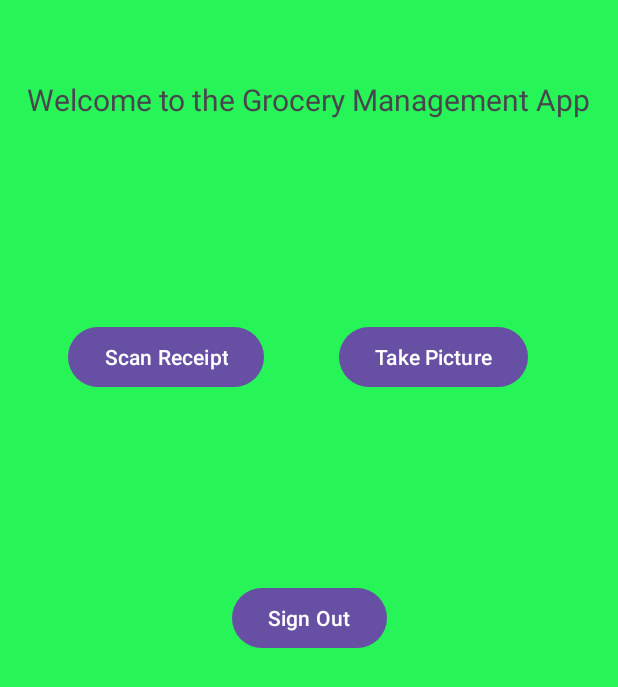
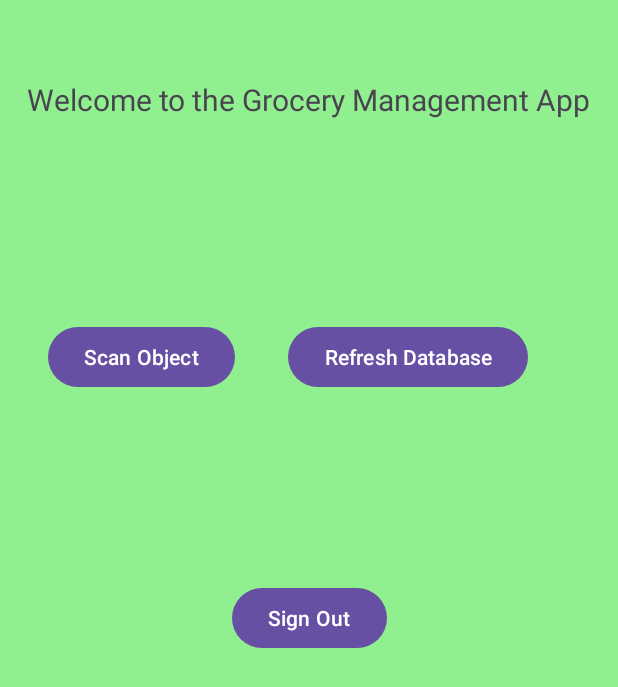
Before and after one commit to BoiBrando/GroceryApp, an Android app: the screen it shows after launch once a user with an empty profile is signed in (MainActivity), on a phone screen of 412 x 824 dp. Shown: the top 687 px of the screen. Run offline under Robolectric (Android 15) with nearby library versions, the phone set to English and light mode, and no system bars; our stand-ins replace Firebase (no records; nobody signed in at launch, a user with empty details on screens opened directly), Room's generated code; libraries missing offline, so code that uses them is left out: androidx.room3; 6 statements that could not run were skipped.

Commit message:
Added a bit of computer vision with objects in mind. Finished the master database, as well as implemented a personal database for the user. Paired the functionality of the computer vision with database adding.

```diff
--- a/app/src/main/java/com/example/grocerymanagementapp/ComputerVision.kt
+++ b/app/src/main/java/com/example/grocerymanagementapp/ComputerVision.kt
@@ -57,7 +57,10 @@ class ComputerVision {
             }
         }
 
-        val classes = arrayOf<String>("Apple", "Orange")
+        // *************************************
+        //  MUST FIX VARIABLE CLASSES AND NAMES
+        // *************************************
+        val classes = arrayOf<String>("Apple", "Orange", "Banana", "Cherry", "Watermelon")
 
         // Releases model resources if no longer used.
         model.close()
--- a/app/src/main/java/com/example/grocerymanagementapp/GroceryItem.kt
+++ b/app/src/main/java/com/example/grocerymanagementapp/GroceryItem.kt
@@ -11,4 +11,5 @@ data class GroceryItem(
     var ItemName: String,
     var Quantity: Double,
     var ExpirationDate: String,
+    var FoodType: String
 )
--- a/app/src/main/java/com/example/grocerymanagementapp/GroceryItemDAO.kt
+++ b/app/src/main/java/com/example/grocerymanagementapp/GroceryItemDAO.kt
@@ -3,6 +3,7 @@ package com.example.grocerymanagementapp
 import androidx.room3.Dao
 import androidx.room3.Insert
 import androidx.room3.Query
+import androidx.room3.Update
 
 @Dao
 interface GroceryItemDAO {
@@ -12,8 +13,17 @@ interface GroceryItemDAO {
     @Query("SELECT * FROM GroceryItem WHERE ItemID = :id")
     fun getGroceryItem(id: Int): GroceryItem
 
+    @Query("SELECT * FROM GroceryItem WHERE ItemName = :name")
+    fun getGroceryItemFromName(name: String): GroceryItem
+
     @Insert
     suspend fun insert(vararg item: GroceryItem)
 
+    @Query("UPDATE GroceryItem SET Quantity = Quantity + :addQuant")
+    fun updateItemQuantity(addQuant: Double)
+
+    @Query("SELECT ItemID FROM GroceryItem WHERE EXISTS (SELECT ItemID FROM GroceryItem WHERE ItemID = :id)")
+    fun checkIfItemExists(id: Int): Boolean
+
 
 }
--- a/app/src/main/java/com/example/grocerymanagementapp/MasterInventory.kt
+++ b/app/src/main/java/com/example/grocerymanagementapp/MasterInventory.kt
@@ -6,13 +6,13 @@ import androidx.room3.Room
 import androidx.room3.RoomDatabase
 
 @Database(
-    version = 1,
+    version = 2,
     entities = [GroceryItem :: class],
     exportSchema = false
 )
 
 abstract class MasterInventory: RoomDatabase() {
-    abstract val dao: GroceryItemDAO
+    abstract val dao: MasterInventoryDAO
 
     companion object {
         private var INSTANCE: MasterInventory? = null
@@ -29,23 +29,6 @@ abstract class MasterInventory: RoomDatabase() {
             }
         }
     }
-//    private var totalItems = 0
-//
-//    val thingy: GroceryItem = GroceryItem(ItemID = 1, ItemName = "Apple", Quantity = 2.0, ExpirationDate = "12/31/2026")
-//    fun addToDB(): Int {
-//        masterDatabase.dao.insert(thingy)
-//        masterDatabase.incrementTotal()
-//        return totalItems
-//    }
-//
-//    fun getTotalItems(): Int {
-//        return totalItems
-//    }
-//
-//    fun incrementTotal() {
-//        totalItems++
-//    }
-
 
 
 }
--- /dev/null
+++ b/app/src/main/java/com/example/grocerymanagementapp/MasterInventoryDAO.kt
@@ -0,0 +1,18 @@
+package com.example.grocerymanagementapp
+
+import androidx.room3.Dao
+import androidx.room3.Query
+
+@Dao
+interface MasterInventoryDAO {
+    @Query("SELECT * FROM GroceryItem")
+    fun getGroceryItems(): List<GroceryItem>
+
+    @Query("SELECT * FROM GroceryItem WHERE ItemID = :id")
+    fun getGroceryItem(id: Int): GroceryItem
+
+    @Query("SELECT * FROM GroceryItem WHERE ItemName = :name")
+    fun getGroceryItemFromName(name: String): GroceryItem
+
+
+}
--- /dev/null
+++ b/app/src/main/java/com/example/grocerymanagementapp/PersonalDatabase.kt
@@ -0,0 +1,34 @@
+package com.example.grocerymanagementapp
+
+import android.content.Context
+import androidx.room3.Database
+import androidx.room3.Room
+import androidx.room3.RoomDatabase
+
+@Database(
+    version = 1,
+    entities = [GroceryItem :: class],
+    exportSchema = false
+)
+
+abstract class PersonalDatabase: RoomDatabase() {
+    abstract val dao: GroceryItemDAO
+
+    companion object {
+        private var INSTANCE: PersonalDatabase? = null
+
+        fun getDatabase(context: Context): PersonalDatabase {
+            return INSTANCE ?: synchronized(this) {
+                val personalDatabase = Room.databaseBuilder(
+                    context.applicationContext,
+                    PersonalDatabase::class.java,
+                    "PersonalDatabase"
+                ).build()
+                INSTANCE = personalDatabase
+                return personalDatabase
+            }
+        }
+    }
+
+
+}
--- a/app/src/main/res/layout/activity_main.xml
+++ b/app/src/main/res/layout/activity_main.xml
@@ -5,14 +5,14 @@
     android:id="@+id/main"
     android:layout_width="match_parent"
     android:layout_height="match_parent"
-    android:background="@color/green"
+    android:background="#90F090"
     tools:context=".MainActivity">
 
     <TextView
         android:id="@+id/myTextViewWelcome"
         android:layout_width="wrap_content"
         android:layout_height="wrap_content"
-        android:text="Welcome to the Grocery Management App"
+        android:text="@string/text_view_text"
         android:textSize="20sp"
         app:layout_constraintBottom_toBottomOf="parent"
         app:layout_constraintEnd_toEndOf="parent"
@@ -24,7 +24,7 @@
         android:id="@+id/myButtonScanReceipt"
         android:layout_width="wrap_content"
         android:layout_height="wrap_content"
-        android:text="Button"
+        android:text="@string/button_text_scan_object"
         app:layout_constraintBottom_toBottomOf="parent"
         app:layout_constraintEnd_toStartOf="@+id/myButtonTakePicture"
         app:layout_constraintHorizontal_bias="0.473"
@@ -47,7 +47,7 @@
         android:layout_width="wrap_content"
         android:layout_height="wrap_content"
         android:layout_marginEnd="60dp"
-        android:text="Button"
+        android:text="@string/button_text_refresh_database"
         app:layout_constraintBottom_toBottomOf="parent"
         app:layout_constraintEnd_toEndOf="parent"
         app:layout_constraintTop_toTopOf="parent"
@@ -57,7 +57,7 @@
         android:id="@+id/myButtonLogout"
         android:layout_width="wrap_content"
         android:layout_height="wrap_content"
-        android:text="Sign Out"
+        android:text="@string/button_text_sign_out"
         app:layout_constraintBottom_toBottomOf="parent"
         app:layout_constraintEnd_toEndOf="parent"
         app:layout_constraintStart_toStartOf="parent"
--- a/app/src/main/res/values/strings.xml
+++ b/app/src/main/res/values/strings.xml
@@ -1,6 +1,7 @@
 <resources>
     <string name="app_name">Grocery Management App</string>
     <string name="text_view_text">Welcome to the Grocery Management App</string>
-    <string name="button_text_scan_receipt">Scan Receipt</string>
-    <string name="button_text_take_picture">Take Picture</string>
+    <string name="button_text_scan_object">Scan Object</string>
+    <string name="button_text_refresh_database">Refresh Database</string>
+    <string name="button_text_sign_out">Sign Out</string>
 </resources>
```
Also changed, not shown: app/src/main/java/com/example/grocerymanagementapp/MainActivity.kt (+26 -11 lines), 1 other file.
